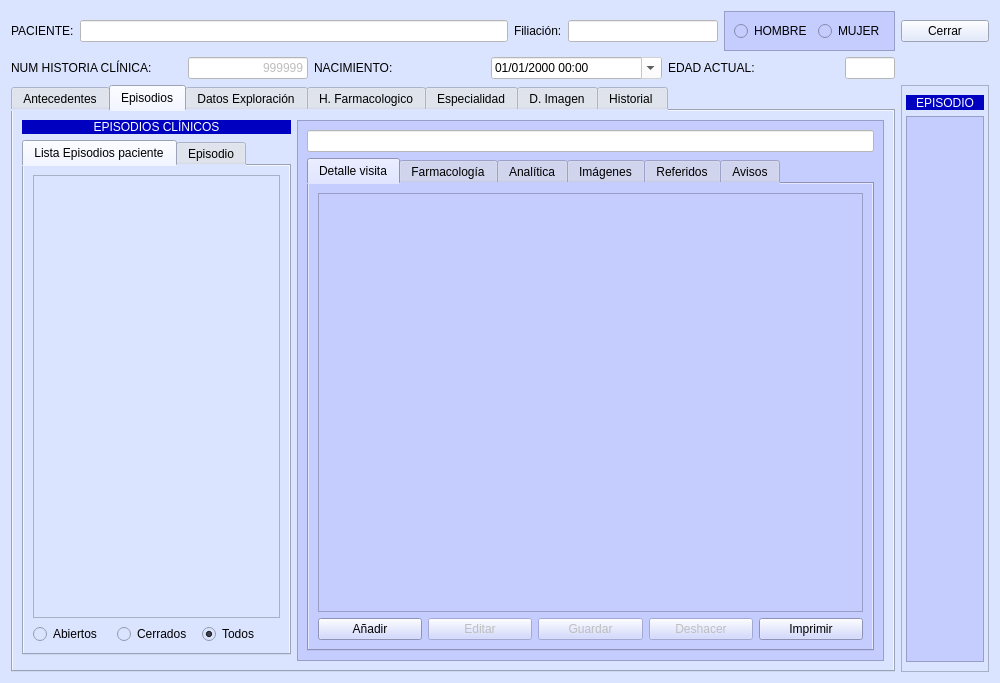
Above: frmfichapaciente.ui from arcnexus/RedFoX before the change. Below: the same form after it.
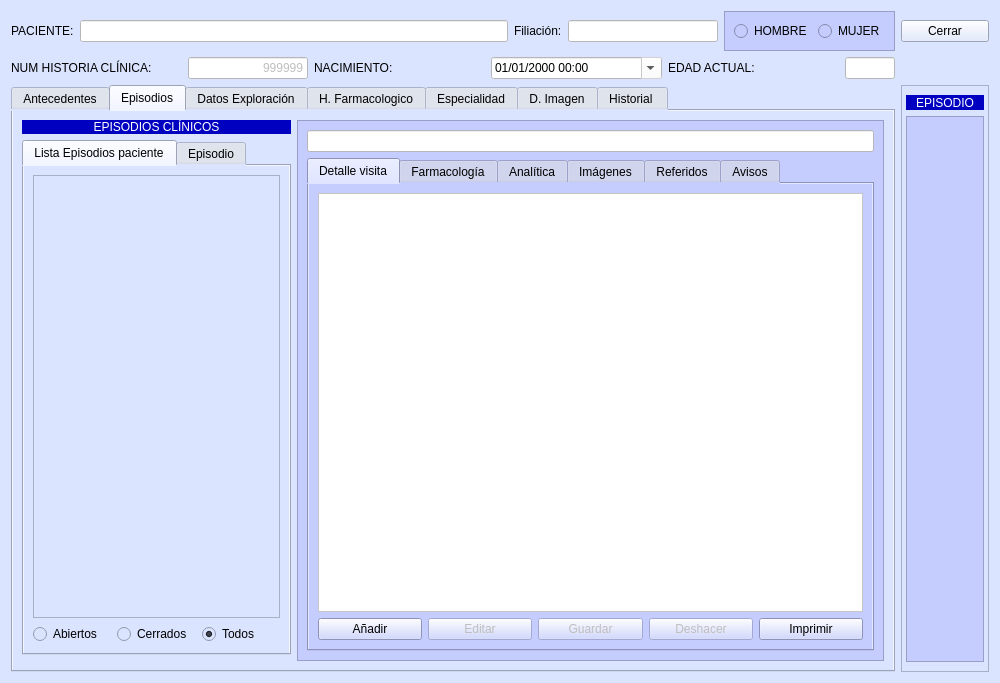
That is the form after the change. Icons and pictures are not drawn.

Commit message: Agregando visitas

Diff of the .ui file:
```diff
--- a/frmfichapaciente.ui
+++ b/frmfichapaciente.ui
@@ -935,7 +935,21 @@
              </attribute>
              <layout class="QGridLayout" name="gridLayout_3">
               <item row="0" column="0" colspan="5">
-               <widget class="QTableWidget" name="tableWidget_2"/>
+               <widget class="QTableWidget" name="listaVisitas">
+                <property name="styleSheet">
+                 <string notr="true">background-color: rgb(255, 255, 255);
+alternate-background-color: rgb(255, 255, 216);</string>
+                </property>
+                <property name="alternatingRowColors">
+                 <bool>true</bool>
+                </property>
+                <property name="selectionMode">
+                 <enum>QAbstractItemView::SingleSelection</enum>
+                </property>
+                <property name="selectionBehavior">
+                 <enum>QAbstractItemView::SelectRows</enum>
+                </property>
+               </widget>
               </item>
               <item row="1" column="0">
                <widget class="QPushButton" name="btnAnadirVisita">
```
The commit also changes 4 other files.
